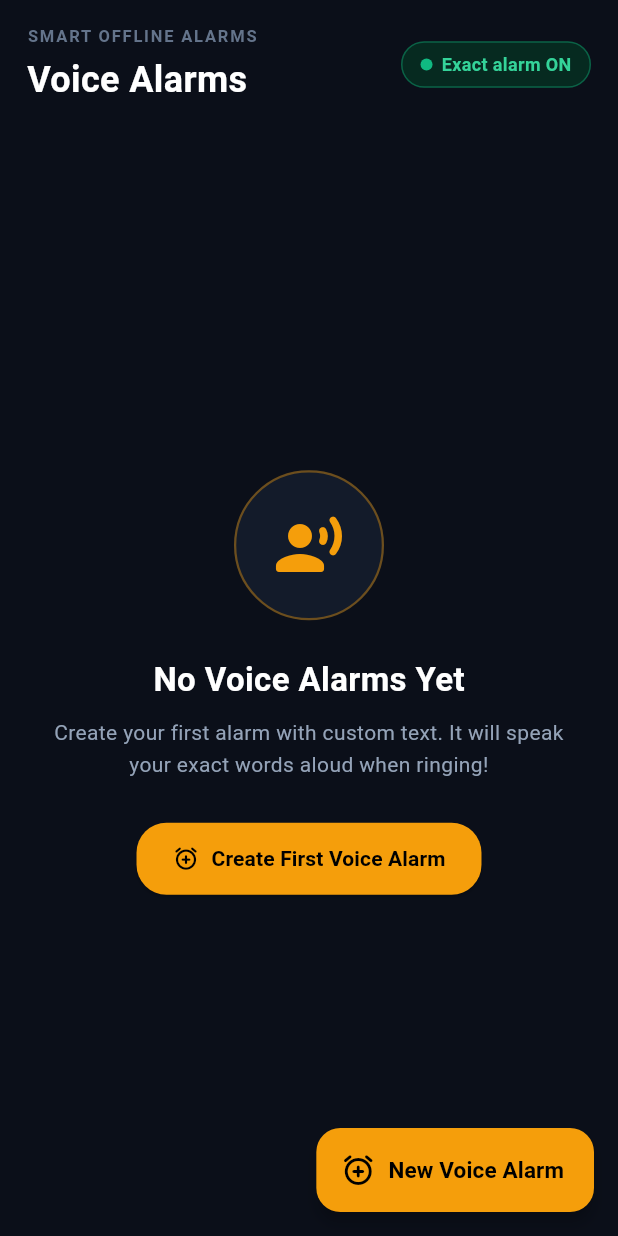
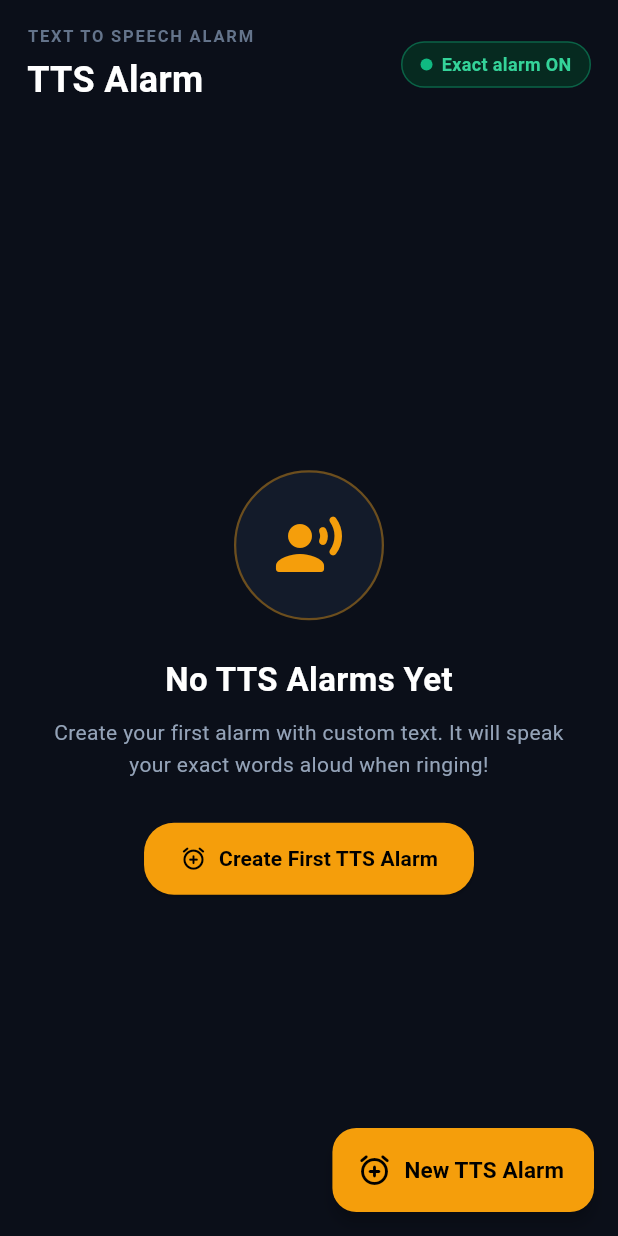
Before and after one commit to Balramsingh12233/TTS-Based-Alarm-App, a Flutter app: the screen it shows after launch, on a phone screen of 412 x 824 dp. Run offline on Flutter 3.47's test engine with Material 3 defaults, Android fonts, the phone set to English and light mode, and no system bars; our stand-ins replace flutter_tts, permission_handler, shared_preferences; missing offline and left inert: alarm.

Commit message:
rebrand: Rename app to TTS Alarm everywhere in UI
- alarm_list_screen: Title, subtitle, FAB, empty state text
- create_edit_alarm_screen: Screen title, alarm label default
- alarm_ring_screen: Fallback label
- alarm_service: Notification title default
- main.dart: MaterialApp title
Subtitle updated: SMART OFFLINE ALARMS -> TEXT TO SPEECH ALARM

```diff
--- a/lib/main.dart
+++ b/lib/main.dart
@@ -73,7 +73,7 @@ class TtsAlarmApp extends StatelessWidget {
   Widget build(BuildContext context) {
     return MaterialApp(
       navigatorKey: navigatorKey,
-      title: 'TTS Voice Alarm',
+      title: 'TTS Alarm',
       debugShowCheckedModeBanner: false,
       theme: ThemeData(
         brightness: Brightness.dark,
--- a/lib/screens/alarm_list_screen.dart
+++ b/lib/screens/alarm_list_screen.dart
@@ -166,7 +166,7 @@ class _AlarmListScreenState extends State<AlarmListScreen>
         elevation: 4,
         icon: const Icon(Icons.add_alarm_rounded, color: Colors.black, size: 24),
         label: const Text(
-          'New Voice Alarm',
+          'New TTS Alarm',
           style: TextStyle(color: Colors.black, fontWeight: FontWeight.bold, fontSize: 15),
         ),
       ),
@@ -183,7 +183,7 @@ class _AlarmListScreenState extends State<AlarmListScreen>
             crossAxisAlignment: CrossAxisAlignment.start,
             children: [
               Text(
-                'SMART OFFLINE ALARMS',
+                'TEXT TO SPEECH ALARM',
                 style: TextStyle(
                   color: Color(0xFF64748B),
                   fontSize: 11,
@@ -193,7 +193,7 @@ class _AlarmListScreenState extends State<AlarmListScreen>
               ),
               SizedBox(height: 4),
               Text(
-                'Voice Alarms',
+                'TTS Alarm',
                 style: TextStyle(
                   color: Colors.white,
                   fontSize: 24,
@@ -424,7 +424,7 @@ class _AlarmListScreenState extends State<AlarmListScreen>
             ),
             const SizedBox(height: 24),
             const Text(
-              'No Voice Alarms Yet',
+              'No TTS Alarms Yet',
               style: TextStyle(
                 color: Colors.white,
                 fontSize: 22,
@@ -446,7 +446,7 @@ class _AlarmListScreenState extends State<AlarmListScreen>
               onPressed: () => _openCreateScreen(),
               icon: const Icon(Icons.add_alarm_rounded, color: Colors.black),
               label: const Text(
-                'Create First Voice Alarm',
+                'Create First TTS Alarm',
                 style: TextStyle(color: Colors.black, fontWeight: FontWeight.bold),
               ),
               style: ElevatedButton.styleFrom(
--- a/lib/screens/alarm_ring_screen.dart
+++ b/lib/screens/alarm_ring_screen.dart
@@ -113,7 +113,7 @@ class _AlarmRingScreenState extends State<AlarmRingScreen>
                           const Icon(Icons.graphic_eq_rounded, color: Color(0xFFF59E0B), size: 18),
                           const SizedBox(width: 8),
                           Text(
-                            widget.alarm.label.isNotEmpty ? widget.alarm.label : 'Voice Alarm',
+                            widget.alarm.label.isNotEmpty ? widget.alarm.label : 'TTS Alarm',
                             style: const TextStyle(
                               color: Colors.white,
                               fontSize: 15,
--- a/lib/screens/create_edit_alarm_screen.dart
+++ b/lib/screens/create_edit_alarm_screen.dart
@@ -239,7 +239,7 @@ class _CreateEditAlarmScreenState extends State<CreateEditAlarmScreen>
       id: id,
       dateTime: target,
       ttsMessage: text.isNotEmpty ? text : 'Wake up! It is time for your alarm.',
-      label: 'Voice Alarm',
+      label: 'TTS Alarm',
       isEnabled: true,
       volume: _selectedVolume,
       language: _selectedLanguage,
@@ -343,7 +343,7 @@ class _CreateEditAlarmScreenState extends State<CreateEditAlarmScreen>
                     ),
                   ),
                   const Text(
-                    'Voice Alarm',
+                    'TTS Alarm',
                     style: TextStyle(
                       color: Colors.white,
                       fontSize: 20,
--- a/lib/services/alarm_service.dart
+++ b/lib/services/alarm_service.dart
@@ -94,7 +94,7 @@ class AlarmService {
         warningNotificationOnKill: true,
         androidFullScreenIntent: true,
         notificationSettings: NotificationSettings(
-          title: model.label.isNotEmpty ? model.label : 'Voice Alarm',
+          title: model.label.isNotEmpty ? model.label : 'TTS Alarm',
           body: model.ttsMessage.isNotEmpty ? model.ttsMessage : 'Time to wake up!',
           stopButton: 'Stop Alarm',
           icon: 'notification_icon',
--- a/lib/services/tts_service.dart
+++ b/lib/services/tts_service.dart
@@ -1,5 +1,6 @@
 import 'dart:async';
 import 'package:flutter/foundation.dart';
+import 'package:flutter/services.dart';
 import 'package:flutter_tts/flutter_tts.dart';
 
 class TtsService {
@@ -8,6 +9,8 @@ class TtsService {
   TtsService._internal();
 
   final FlutterTts _flutterTts = FlutterTts();
+  // Direct channel to flutter_tts plugin for methods not exposed in Dart API
+  static const MethodChannel _ttsChannel = MethodChannel('flutter_tts');
   bool _isLooping = false;
   bool _isSpeaking = false;
   String? _currentMessage;
@@ -24,6 +27,12 @@ class TtsService {
       // Set awaitSpeakCompletion to ensure proper lifecycle callback timing
       await _flutterTts.awaitSpeakCompletion(true);
       await _flutterTts.setSharedInstance(true);
+
+      // *** CRITICAL FIX: Route TTS through STREAM_ALARM, not STREAM_MUSIC ***
+      // Calls the patched native method in flutter_tts plugin:
+      //   AudioAttributes.USAGE_ALARM + CONTENT_TYPE_SONIFICATION + FLAG_AUDIBILITY_ENFORCED
+      // This bypasses ALL Android AudioFocus rules — TTS plays on BOTH locked & unlocked screens.
+      await _ttsChannel.invokeMethod('setAudioAttributesForAlarm');
 
       await _flutterTts.setIosAudioCategory(
         IosTextToSpeechAudioCategory.playback,
@@ -52,7 +61,6 @@ class TtsService {
           if (_isLooping) {
             _isSpeaking = true;
             isSpeakingNotifier.value = true;
-            // focus: true ducks background music so speech is crystal clear
             await _flutterTts.speak(_currentMessage!, focus: true);
           }
         } else {
```
